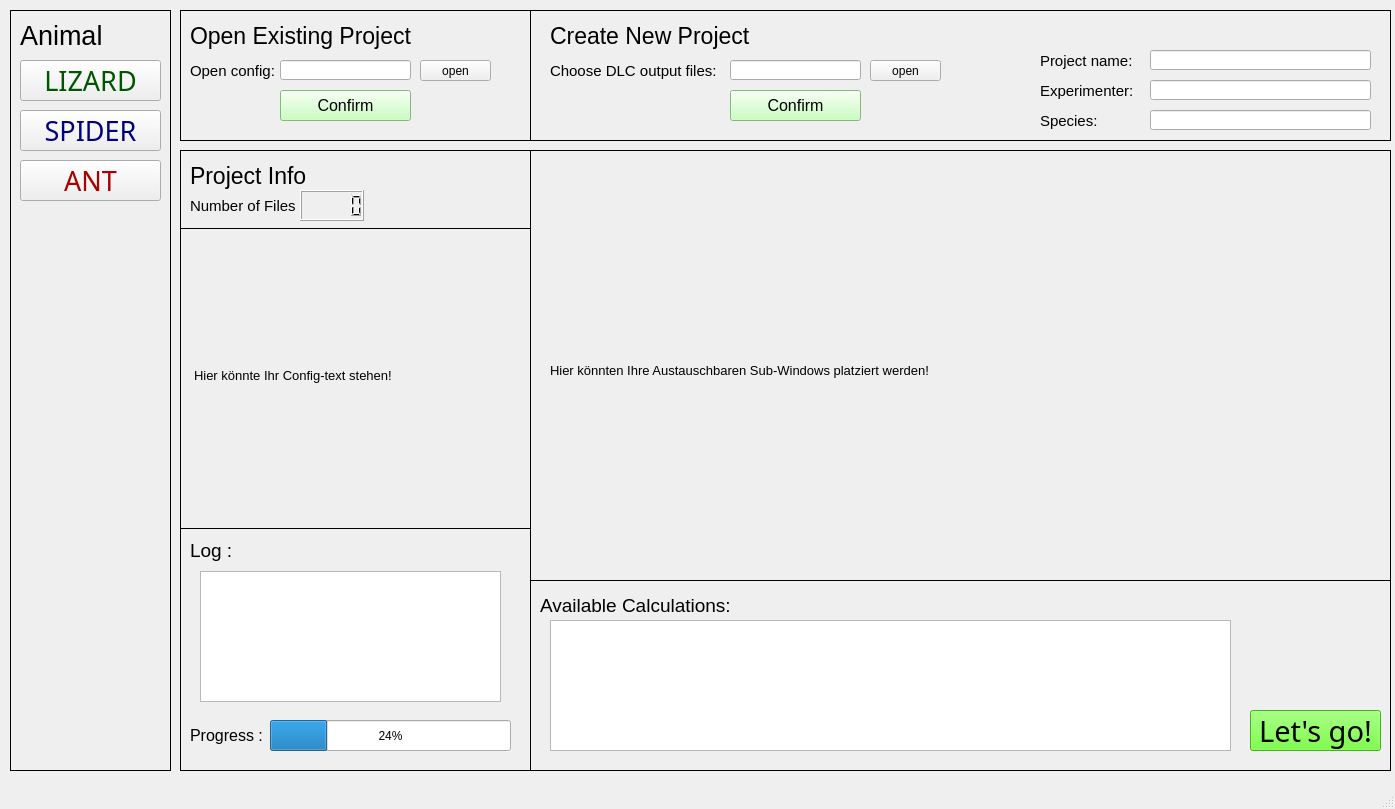
Qt form lizardanalysis/GUI/DLC_Output_Kinematic_Analysis.ui (JojoReikun/DOKA) before a commit.
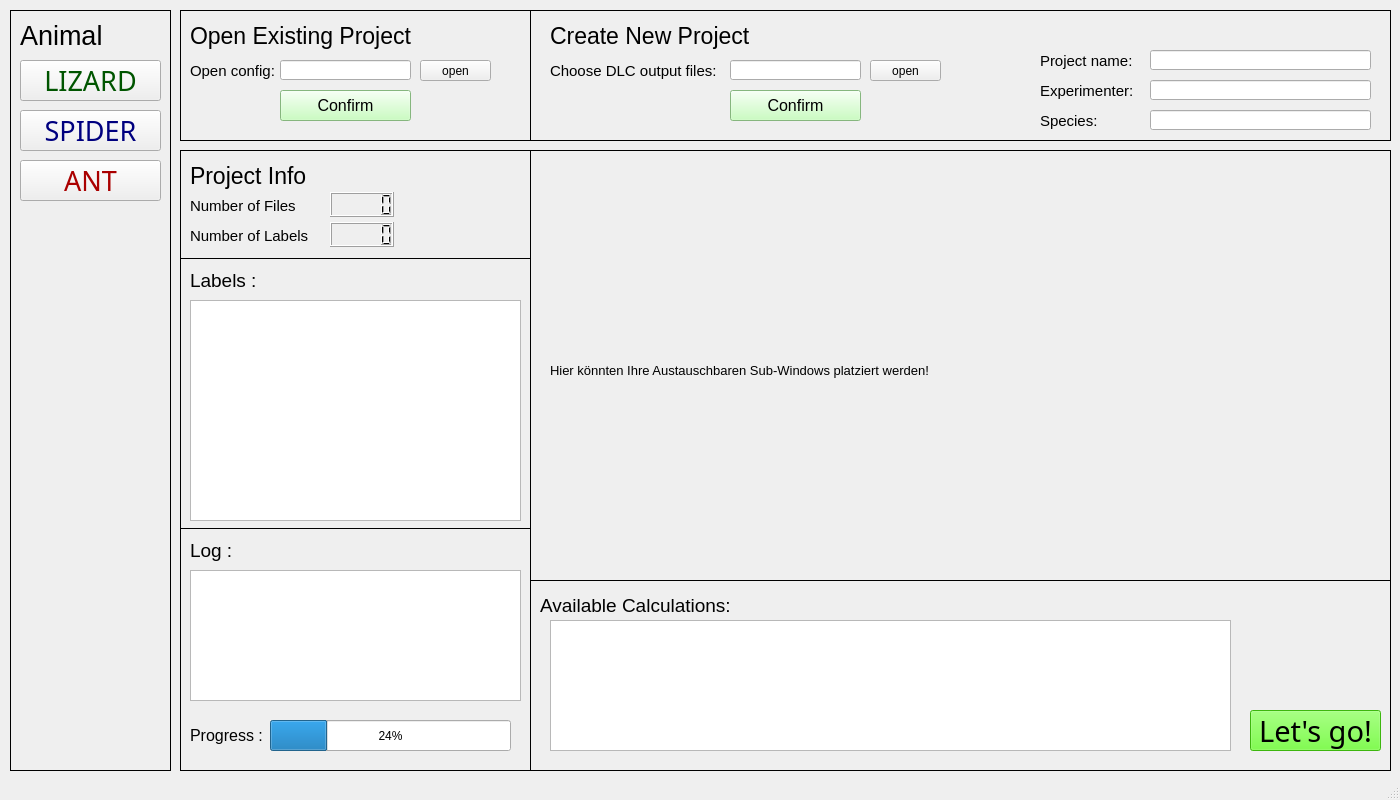
The same form after that commit.

Commit message: added counter for imported labels and scrollable list of labels

Diff of the .ui file:
```diff
--- a/lizardanalysis/GUI/DLC_Output_Kinematic_Analysis.ui
+++ b/lizardanalysis/GUI/DLC_Output_Kinematic_Analysis.ui
@@ -6,10 +6,22 @@
    <rect>
     <x>0</x>
     <y>0</y>
-    <width>1395</width>
-    <height>809</height>
+    <width>1400</width>
+    <height>800</height>
    </rect>
   </property>
+  <property name="minimumSize">
+   <size>
+    <width>1400</width>
+    <height>800</height>
+   </size>
+  </property>
+  <property name="maximumSize">
+   <size>
+    <width>1400</width>
+    <height>800</height>
+   </size>
+  </property>
   <property name="windowTitle">
    <string>DLC Output Kinematic Analysis</string>
   </property>
@@ -526,24 +538,6 @@
     <property name="frameShadow">
      <enum>QFrame::Plain</enum>
     </property>
-    <widget class="QLabel" name="Info_text_label">
-     <property name="geometry">
-      <rect>
-       <x>14</x>
-       <y>80</y>
-       <width>321</width>
-       <height>291</height>
-      </rect>
-     </property>
-     <property name="font">
-      <font>
-       <pointsize>10</pointsize>
-      </font>
-     </property>
-     <property name="text">
-      <string>Hier könnte Ihr Config-text stehen!</string>
-     </property>
-    </widget>
     <widget class="QLabel" name="Info_label">
      <property name="geometry">
       <rect>
@@ -596,9 +590,9 @@
     <widget class="QListWidget" name="Log_listWidget">
      <property name="geometry">
       <rect>
-       <x>20</x>
-       <y>421</y>
-       <width>301</width>
+       <x>10</x>
+       <y>420</y>
+       <width>331</width>
        <height>131</height>
       </rect>
      </property>
@@ -642,10 +636,10 @@
     <widget class="QLCDNumber" name="Info_numFiles_lcdNumber">
      <property name="geometry">
       <rect>
-       <x>120</x>
-       <y>40</y>
+       <x>150</x>
+       <y>42</y>
        <width>64</width>
-       <height>31</height>
+       <height>25</height>
       </rect>
      </property>
     </widget>
@@ -653,7 +647,7 @@
      <property name="geometry">
       <rect>
        <x>0</x>
-       <y>70</y>
+       <y>100</y>
        <width>351</width>
        <height>16</height>
       </rect>
@@ -681,6 +675,62 @@
       <enum>Qt::Horizontal</enum>
      </property>
     </widget>
+    <widget class="QLabel" name="Info_numLabels_text_label">
+     <property name="geometry">
+      <rect>
+       <x>10</x>
+       <y>70</y>
+       <width>131</width>
+       <height>31</height>
+      </rect>
+     </property>
+     <property name="font">
+      <font>
+       <pointsize>11</pointsize>
+      </font>
+     </property>
+     <property name="text">
+      <string>Number of Labels</string>
+     </property>
+    </widget>
+    <widget class="QLCDNumber" name="Info_numLabels_lcdNumber">
+     <property name="geometry">
+      <rect>
+       <x>150</x>
+       <y>72</y>
+       <width>64</width>
+       <height>25</height>
+      </rect>
+     </property>
+    </widget>
+    <widget class="QListWidget" name="Labels_listWidget">
+     <property name="geometry">
+      <rect>
+       <x>10</x>
+       <y>150</y>
+       <width>331</width>
+       <height>221</height>
+      </rect>
+     </property>
+    </widget>
+    <widget class="QLabel" name="Info_labels_label">
+     <property name="geometry">
+      <rect>
+       <x>10</x>
+       <y>110</y>
+       <width>91</width>
+       <height>41</height>
+      </rect>
+     </property>
+     <property name="font">
+      <font>
+       <pointsize>14</pointsize>
+      </font>
+     </property>
+     <property name="text">
+      <string>Labels :</string>
+     </property>
+    </widget>
    </widget>
    <widget class="QFrame" name="Label_Assignment_Frame">
     <property name="geometry">
```
Left out of the diff: 2 changed lines with no effect on the pictures. The commit also changes 2 other files.
